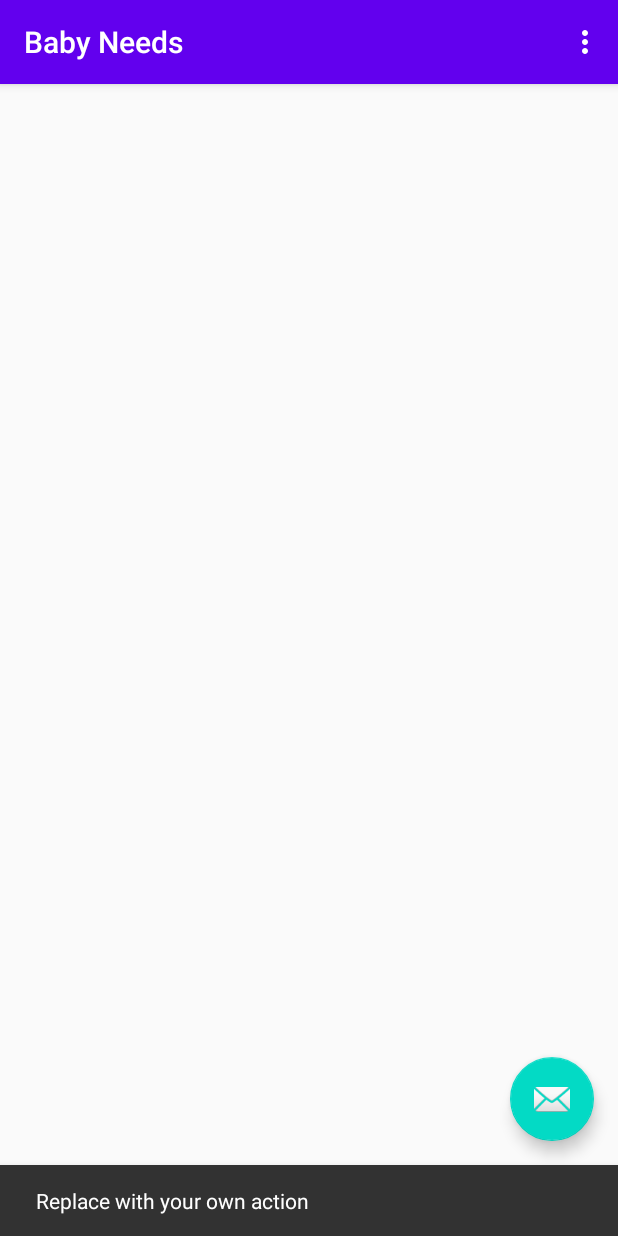
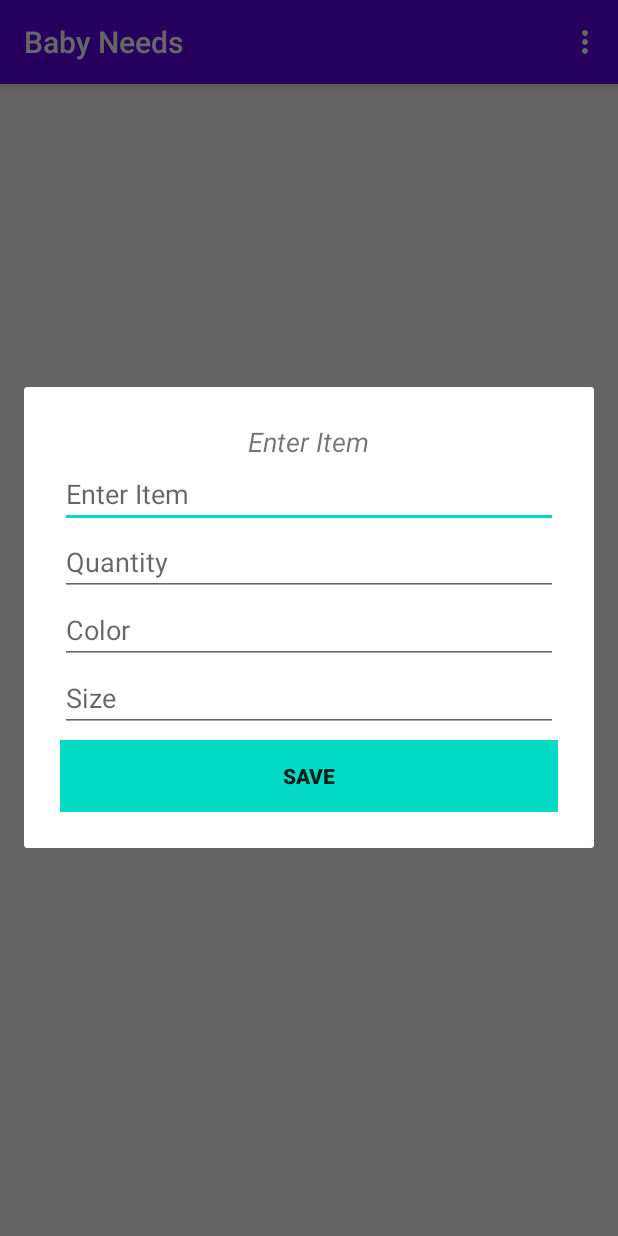
Before and after one commit to pbucior/Baby-Needs, an Android app: the screen it shows after launch (MainActivity), after a tap on an icon or button, on a phone screen of 412 x 824 dp. Run offline under Robolectric (Android 15) with nearby library versions, the phone set to English and light mode, and no system bars.

Commit message:
New item Alert Dialog

```diff
--- a/app/src/main/java/eu/bucior/babyneeds/MainActivity.java
+++ b/app/src/main/java/eu/bucior/babyneeds/MainActivity.java
@@ -1,18 +1,26 @@
 package eu.bucior.babyneeds;
 
 import android.os.Bundle;
+import android.view.Menu;
+import android.view.MenuItem;
+import android.view.View;
+import android.widget.Button;
+import android.widget.EditText;
 
-import com.google.android.material.floatingactionbutton.FloatingActionButton;
-import com.google.android.material.snackbar.Snackbar;
-
+import androidx.appcompat.app.AlertDialog;
 import androidx.appcompat.app.AppCompatActivity;
 import androidx.appcompat.widget.Toolbar;
 
-import android.view.View;
-import android.view.Menu;
-import android.view.MenuItem;
+import com.google.android.material.floatingactionbutton.FloatingActionButton;
 
 public class MainActivity extends AppCompatActivity {
+    private AlertDialog.Builder builder;
+    private AlertDialog dialog;
+    private Button saveButton;
+    private EditText babyItem;
+    private EditText itemQuantity;
+    private EditText itemColor;
+    private EditText itemSize;
 
     @Override
     protected void onCreate(Bundle savedInstanceState) {
@@ -25,10 +33,24 @@ public class MainActivity extends AppCompatActivity {
         fab.setOnClickListener(new View.OnClickListener() {
             @Override
             public void onClick(View view) {
-                Snackbar.make(view, "Replace with your own action", Snackbar.LENGTH_LONG)
-                        .setAction("Action", null).show();
+                createPopupDialog();
             }
         });
+    }
+
+    private void createPopupDialog() {
+        builder = new AlertDialog.Builder(this);
+        View view = getLayoutInflater().inflate(R.layout.popup, null);
+
+        babyItem = view.findViewById(R.id.babyItem);
+        itemQuantity = view.findViewById(R.id.itemQuantity);
+        itemColor = view.findViewById(R.id.itemColor);
+        itemSize = view.findViewById(R.id.itemSize);
+
+        builder.setView(view);
+
+        dialog = builder.create();
+        dialog.show();
     }
 
     @Override
--- a/app/src/main/res/layout/activity_main.xml
+++ b/app/src/main/res/layout/activity_main.xml
@@ -26,8 +26,8 @@
         android:id="@+id/fab"
         android:layout_width="wrap_content"
         android:layout_height="wrap_content"
-        android:layout_gravity="bottom|end"
+        android:layout_gravity="center_vertical|center_horizontal"
         android:layout_margin="@dimen/fab_margin"
-        app:srcCompat="@android:drawable/ic_dialog_email" />
+        app:srcCompat="@android:drawable/ic_input_add" />
 
 </androidx.coordinatorlayout.widget.CoordinatorLayout>
--- a/app/src/main/res/layout/content_main.xml
+++ b/app/src/main/res/layout/content_main.xml
@@ -1,6 +1,21 @@
 <?xml version="1.0" encoding="utf-8"?>
 <androidx.constraintlayout.widget.ConstraintLayout xmlns:android="http://schemas.android.com/apk/res/android"
     xmlns:app="http://schemas.android.com/apk/res-auto"
+    xmlns:tools="http://schemas.android.com/tools"
     android:layout_width="match_parent"
     android:layout_height="match_parent"
-    app:layout_behavior="@string/appbar_scrolling_view_behavior"/>
+    app:layout_behavior="@string/appbar_scrolling_view_behavior">
+
+    <TextView
+        android:id="@+id/title_text"
+        android:layout_width="wrap_content"
+        android:layout_height="wrap_content"
+        android:text="@string/add_item"
+        android:textStyle="bold|italic"
+        app:layout_constraintBottom_toBottomOf="parent"
+        app:layout_constraintEnd_toEndOf="parent"
+        app:layout_constraintHorizontal_bias="0.498"
+        app:layout_constraintStart_toStartOf="parent"
+        app:layout_constraintTop_toTopOf="parent"
+        app:layout_constraintVertical_bias="0.533" />
+</androidx.constraintlayout.widget.ConstraintLayout>
--- /dev/null
+++ b/app/src/main/res/layout/popup.xml
@@ -0,0 +1,72 @@
+<?xml version="1.0" encoding="utf-8"?>
+<LinearLayout
+    xmlns:android="http://schemas.android.com/apk/res/android"
+    android:id="@+id/layout_id"
+    android:orientation="vertical"
+    android:layout_width="match_parent"
+    android:layout_height="match_parent">
+
+    <androidx.cardview.widget.CardView
+        android:layout_width="wrap_content"
+        android:layout_height="wrap_content">
+
+        <RelativeLayout
+            android:padding="24dp"
+            android:layout_width="match_parent"
+            android:layout_height="wrap_content">
+
+            <TextView
+                android:id="@id/title"
+                android:text="@string/enter_item"
+                android:textStyle="italic"
+                android:layout_centerHorizontal="true"
+                android:textSize="18sp"
+                android:layout_width="wrap_content"
+                android:layout_height="wrap_content" />
+
+            <EditText
+                android:id="@+id/babyItem"
+                android:layout_below="@+id/title"
+                android:hint="@string/hint_item"
+                android:layout_width="match_parent"
+                android:layout_height="wrap_content" />
+
+            <EditText
+                android:id="@+id/itemQuantity"
+                android:layout_below="@+id/babyItem"
+                android:inputType="number"
+                android:hint="@string/hint_qty"
+                android:layout_width="match_parent"
+                android:layout_height="wrap_content" />
+
+            <EditText
+                android:id="@+id/itemColor"
+                android:layout_below="@+id/itemQuantity"
+                android:hint="@string/hint_color"
+                android:layout_width="match_parent"
+                android:layout_height="wrap_content" />
+
+            <EditText
+                android:id="@+id/itemSize"
+                android:layout_below="@+id/itemColor"
+                android:inputType="number"
+                android:hint="@string/hint_size"
+                android:layout_width="match_parent"
+                android:layout_height="wrap_content" />
+
+            <Button
+                android:id="@+id/saveButton"
+                android:layout_marginTop="5dp"
+                android:textSize="14sp"
+                android:textStyle="bold"
+                android:text="@string/save_button"
+                android:background="@color/colorAccent"
+                android:layout_below="@id/itemSize"
+                android:layout_width="match_parent"
+                android:layout_height="wrap_content" />
+
+        </RelativeLayout>
+
+    </androidx.cardview.widget.CardView>
+
+</LinearLayout>
--- a/app/src/main/res/values/strings.xml
+++ b/app/src/main/res/values/strings.xml
@@ -9,4 +9,11 @@
 
     <string name="hello_first_fragment">Hello first fragment</string>
     <string name="hello_second_fragment">Hello second fragment. Arg: %1$s</string>
+    <string name="add_item">Add Item</string>
+    <string name="enter_item">Enter Item</string>
+    <string name="hint_item">Enter Item</string>
+    <string name="hint_qty">Quantity</string>
+    <string name="hint_color">Color</string>
+    <string name="hint_size">Size</string>
+    <string name="save_button">Save</string>
 </resources>
```
